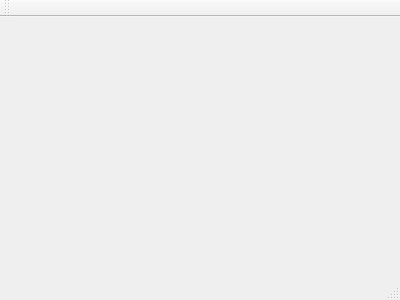
Qt form mainwindow.ui (reinerwaldmann/VideoTest) before a commit.
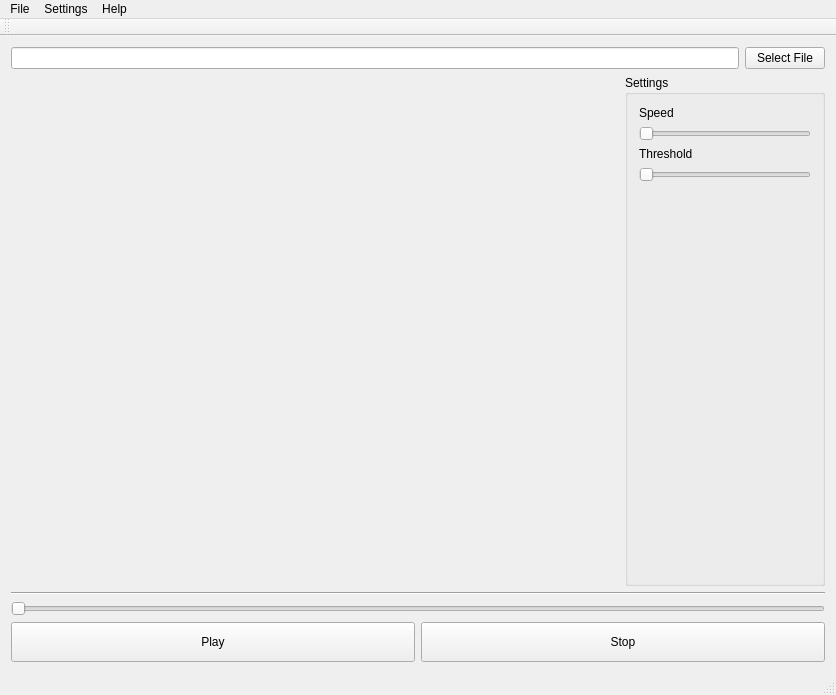
The same form after that commit.

```diff
--- a/mainwindow.ui
+++ b/mainwindow.ui
@@ -1,24 +1,279 @@
 <ui version="4.0">
  <class>MainWindow</class>
- <widget class="QMainWindow" name="MainWindow" >
-  <property name="geometry" >
+ <widget class="QMainWindow" name="MainWindow">
+  <property name="geometry">
    <rect>
     <x>0</x>
     <y>0</y>
-    <width>400</width>
-    <height>300</height>
+    <width>836</width>
+    <height>695</height>
    </rect>
   </property>
   <property name="windowTitle" >
    <string>MainWindow</string>
   </property>
-  <widget class="QMenuBar" name="menuBar" />
-  <widget class="QToolBar" name="mainToolBar" />
-  <widget class="QWidget" name="centralWidget" />
-  <widget class="QStatusBar" name="statusBar" />
+  <widget class="QWidget" name="centralWidget">
+   <layout class="QHBoxLayout" name="horizontalLayout_4">
+    <item>
+     <layout class="QVBoxLayout" name="verticalLayout_2">
+      <item>
+       <layout class="QHBoxLayout" name="fileLayout">
+        <item>
+         <widget class="QLineEdit" name="fileLine">
+          <property name="readOnly">
+           <bool>true</bool>
+          </property>
+         </widget>
+        </item>
+        <item>
+         <widget class="QPushButton" name="pushButton">
+          <property name="text">
+           <string>Select File</string>
+          </property>
+          <property name="shortcut">
+           <string>O</string>
+          </property>
+         </widget>
+        </item>
+       </layout>
+      </item>
+      <item>
+       <layout class="QHBoxLayout" name="videoLayout" stretch="2,1">
+        <item>
+         <widget class="QLabel" name="label">
+          <property name="text">
+           <string/>
+          </property>
+         </widget>
+        </item>
+        <item>
+         <widget class="QGroupBox" name="settingsBox">
+          <property name="maximumSize">
+           <size>
+            <width>200</width>
+            <height>16777215</height>
+           </size>
+          </property>
+          <property name="title">
+           <string>Settings</string>
+          </property>
+          <layout class="QVBoxLayout" name="verticalLayout">
+           <item>
+            <widget class="QLabel" name="label_2">
+             <property name="maximumSize">
+              <size>
+               <width>16777215</width>
+               <height>20</height>
+              </size>
+             </property>
+             <property name="toolTip">
+              <string comment="Selects speed of motion to detect"/>
+             </property>
+             <property name="text">
+              <string>Speed</string>
+             </property>
+            </widget>
+           </item>
+           <item>
+            <widget class="QSlider" name="speedSlider">
+             <property name="toolTip">
+              <string comment="Selects speed of motion to detect" extracomment="Selects speed of motion to detect"/>
+             </property>
+             <property name="maximum">
+              <number>100</number>
+             </property>
+             <property name="orientation">
+              <enum>Qt::Horizontal</enum>
+             </property>
+            </widget>
+           </item>
+           <item>
+            <widget class="QLabel" name="label_3">
+             <property name="maximumSize">
+              <size>
+               <width>16777215</width>
+               <height>20</height>
+              </size>
+             </property>
+             <property name="text">
+              <string>Threshold</string>
+             </property>
+            </widget>
+           </item>
+           <item>
+            <widget class="QSlider" name="threshSlider">
+             <property name="toolTip">
+              <string comment="Selects speed of motion to detect" extracomment="Selects speed of motion to detect"/>
+             </property>
+             <property name="statusTip">
+              <string comment="Selects speed of motion to detect" extracomment="Selects speed of motion to detect"/>
+             </property>
+             <property name="whatsThis">
+              <string comment="Selects speed of motion to detect" extracomment="Selects speed of motion to detect"/>
+             </property>
+             <property name="maximum">
+              <number>100</number>
+             </property>
+             <property name="orientation">
+              <enum>Qt::Horizontal</enum>
+             </property>
+            </widget>
+           </item>
+           <item>
+            <spacer name="verticalSpacer">
+             <property name="orientation">
+              <enum>Qt::Vertical</enum>
+             </property>
+             <property name="sizeHint" stdset="0">
+              <size>
+               <width>20</width>
+               <height>40</height>
+              </size>
+             </property>
+            </spacer>
+           </item>
+          </layout>
+         </widget>
+        </item>
+       </layout>
+      </item>
+      <item>
+       <widget class="Line" name="line">
+        <property name="orientation">
+         <enum>Qt::Horizontal</enum>
+        </property>
+       </widget>
+      </item>
+      <item>
+       <widget class="QSlider" name="videoSlider">
+        <property name="orientation">
+         <enum>Qt::Horizontal</enum>
+        </property>
+       </widget>
+      </item>
+      <item>
+       <layout class="QHBoxLayout" name="buttonsLayout">
+        <item>
+         <widget class="QPushButton" name="playButton">
+          <property name="minimumSize">
+           <size>
+            <width>0</width>
+            <height>40</height>
+           </size>
+          </property>
+          <property name="text">
+           <string>Play</string>
+          </property>
+          <property name="shortcut">
+           <string>Space</string>
+          </property>
+         </widget>
+        </item>
+        <item>
+         <widget class="QPushButton" name="stopButton">
+          <property name="minimumSize">
+           <size>
+            <width>0</width>
+            <height>40</height>
+           </size>
+          </property>
+          <property name="text">
+           <string>Stop</string>
+          </property>
+          <property name="shortcut">
+           <string>S</string>
+          </property>
+         </widget>
+        </item>
+       </layout>
+      </item>
+     </layout>
+    </item>
+   </layout>
+  </widget>
+  <widget class="QMenuBar" name="menuBar">
+   <property name="geometry">
+    <rect>
+     <x>0</x>
+     <y>0</y>
+     <width>836</width>
+     <height>20</height>
+    </rect>
+   </property>
+   <widget class="QMenu" name="menuSettings">
+    <property name="title">
+     <string>Settings</string>
+    </property>
+    <addaction name="separator"/>
+    <addaction name="separator"/>
+    <addaction name="actionPreferences"/>
+   </widget>
+   <widget class="QMenu" name="menuFile">
+    <property name="title">
+     <string>File</string>
+    </property>
+    <addaction name="actionExit"/>
+    <addaction name="actionOpen"/>
+   </widget>
+   <widget class="QMenu" name="menuHelp">
+    <property name="title">
+     <string>Help</string>
+    </property>
+    <addaction name="actionHelp"/>
+   </widget>
+   <addaction name="menuFile"/>
+   <addaction name="menuSettings"/>
+   <addaction name="menuHelp"/>
+  </widget>
+  <widget class="QToolBar" name="mainToolBar">
+   <attribute name="toolBarArea">
+    <enum>TopToolBarArea</enum>
+   </attribute>
+   <attribute name="toolBarBreak">
+    <bool>false</bool>
+   </attribute>
+  </widget>
+  <widget class="QStatusBar" name="statusBar"/>
+  <action name="actionPreferences">
+   <property name="text">
+    <string>Preferences</string>
+   </property>
+   <property name="shortcut">
+    <string>Ctrl+P</string>
+   </property>
+   <property name="shortcutContext">
+    <enum>Qt::ApplicationShortcut</enum>
+   </property>
+  </action>
+  <action name="actionExit">
+   <property name="text">
+    <string>Exit</string>
+   </property>
+   <property name="shortcut">
+    <string>Ctrl+Q</string>
+   </property>
+   <property name="shortcutContext">
+    <enum>Qt::ApplicationShortcut</enum>
+   </property>
+  </action>
+  <action name="actionOpen">
+   <property name="text">
+    <string>Open</string>
+   </property>
+   <property name="shortcut">
+    <string>Ctrl+O</string>
+   </property>
+  </action>
+  <action name="actionHelp">
+   <property name="text">
+    <string>Help</string>
+   </property>
+   <property name="shortcut">
+    <string>F1</string>
+   </property>
+  </action>
  </widget>
- <layoutDefault spacing="6" margin="11" />
- <pixmapfunction></pixmapfunction>
+ <layoutdefault spacing="6" margin="11"/>
  <resources/>
  <connections/>
 </ui>
```
Left out of the diff: 3 changed lines with no effect on the pictures.
